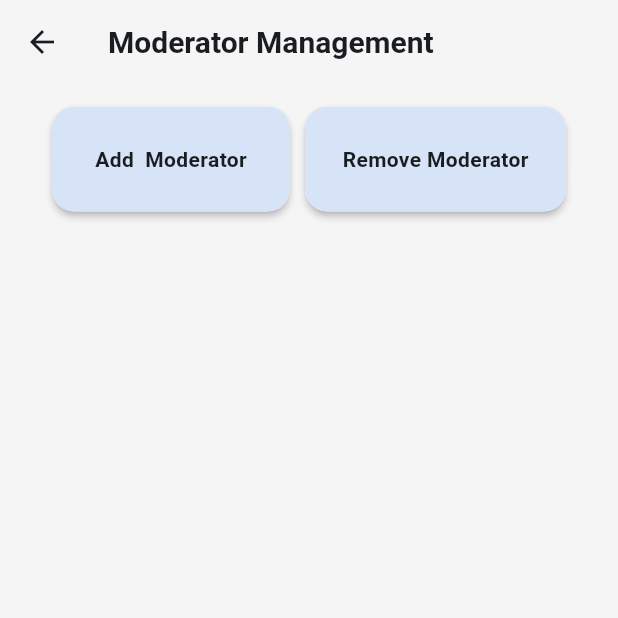
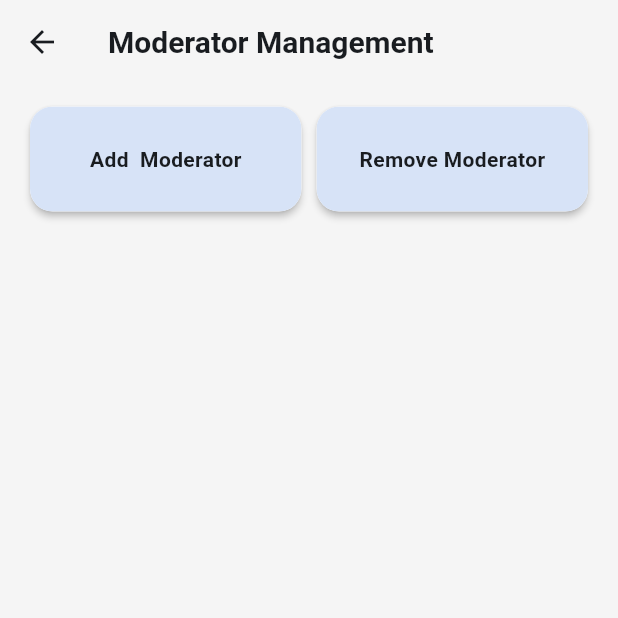
Before and after one commit to zainab-frfr/OAAP, a Flutter app: the ModeratorManagementPage screen opened by its route, on a phone screen of 412 x 824 dp, the top half of it. Run offline on Flutter 3.47's test engine with Material 3 defaults, Android fonts, the phone set to English and light mode, and no system bars; our stand-ins replace bloc, cloud_firestore, dotted_line, firebase_auth, firebase_core, firebase_messaging and 7 more; accounts and stored records are empty.

Commit message:
wakai done

```diff
--- a/lib/moderator_management/ui/view/moderator_page.dart
+++ b/lib/moderator_management/ui/view/moderator_page.dart
@@ -52,7 +52,8 @@ class _ModeratorManagementPageState extends State<ModeratorManagementPage> {
                     Row(
                       mainAxisAlignment: MainAxisAlignment.center,
                       children: [
-                        MySignInUpButton(
+                        Expanded(
+                          child: MySignInUpButton(
                             onTap: (){
                               showDialog(
                                 context: context,
@@ -81,8 +82,10 @@ class _ModeratorManagementPageState extends State<ModeratorManagementPage> {
                             },
                             text: ' Add  Moderator '
                           ),
+                        ),
                         const SizedBox(width: 10,),
-                        MySignInUpButton(
+                        Expanded(
+                          child: MySignInUpButton(
                             onTap: (){
                               showDialog(
                                 context: context,
@@ -110,6 +113,7 @@ class _ModeratorManagementPageState extends State<ModeratorManagementPage> {
                               );
                             },
                             text: 'Remove Moderator'),
+                        ),
                       ],
                     ),
                     const SizedBox(height: 30,),
```
Also changed, not shown: lib/main.dart (+0 -16 lines). Lines whose indentation alone changed are shown as unchanged.
